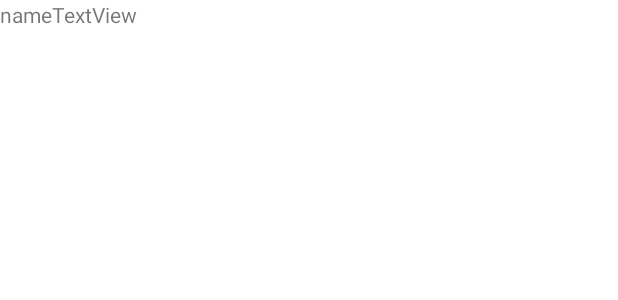
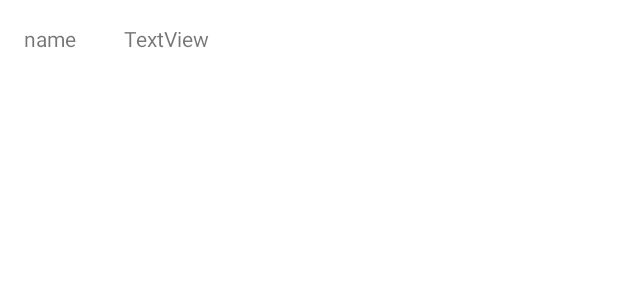
Before and after one commit to Daniel-Ros/GroundMnW, an Android app: the layout list_item_user_view.xml on its own in the app's theme, with its tools: preview values and no code run, on a phone screen of 412 x 824 dp. Shown: the top 300 px of the screen. Run offline under Robolectric (Android 15) with nearby library versions, the light colour scheme and no system bars.

Commit message:
added margins

```diff
--- a/app/src/main/res/layout/list_item_user_view.xml
+++ b/app/src/main/res/layout/list_item_user_view.xml
@@ -10,12 +10,14 @@
             android:id="@+id/textView9"
             android:layout_width="wrap_content"
             android:layout_height="wrap_content"
+            android:layout_margin="@dimen/text_margin"
             android:text="name" />
 
         <TextView
             android:id="@+id/list_item_user_name"
             android:layout_width="wrap_content"
             android:layout_height="wrap_content"
+            android:layout_margin="@dimen/text_margin"
             android:text="TextView" />
     </TableRow>
 
```
